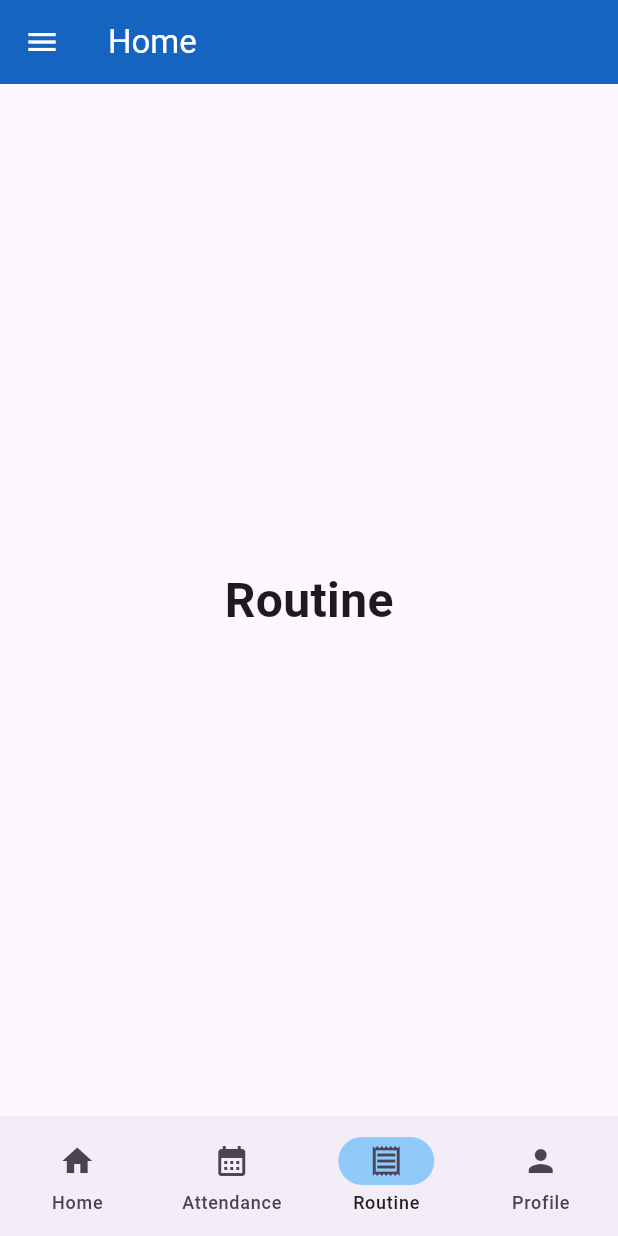
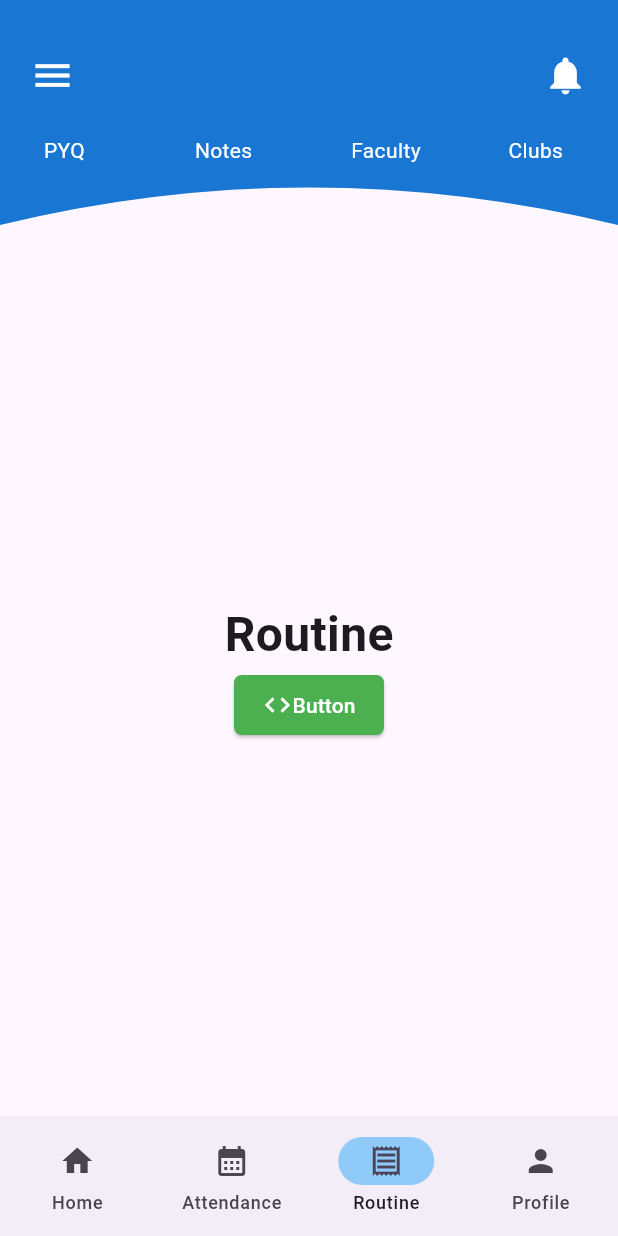
Before and after one commit to Deepak-Kumar-01/Student-App, a Flutter app: the Homepage screen opened directly, item 3 of the bottom bar chosen, on a phone screen of 412 x 824 dp. Run offline on Flutter 3.47's test engine with Material 3 defaults, Android fonts, the phone set to English and light mode, and no system bars; our stand-ins replace flutter_native_splash, shared_preferences; accounts and stored records are empty.

Commit message:
Added responsive UpcomingClasses and modified appbar

```diff
--- a/lib/screens/appbar/appbarmenu.dart
+++ b/lib/screens/appbar/appbarmenu.dart
@@ -14,8 +14,9 @@ class _AppBarMenuState extends State<AppBarMenu> {
   @override
   Widget build(BuildContext context) {
     return Container(
+      // height: 10,  //height is not working, use padding to adjust menu
       child: Padding(
-        padding: EdgeInsets.only(left: 0, bottom: 20, top: 10),
+        padding: EdgeInsets.only(left: 0, bottom: 35, top: 10),
         child: Column(
           mainAxisAlignment: MainAxisAlignment.spaceEvenly,
           children: [
@@ -30,7 +31,7 @@ class _AppBarMenuState extends State<AppBarMenu> {
                     icon: Icon(Icons.menu, color: Colors.white, size: 30,),
                     onPressed: () {
                       print("Drawer");
-                      Scaffold.of(context).openDrawer();
+                      // Scaffold.of(context).openDrawer();
                     },
                   ),
                 ),
--- a/lib/screens/custombutton/custom_button.dart
+++ b/lib/screens/custombutton/custom_button.dart
@@ -1,4 +1,13 @@
-// Same code as custom_button_2.dart
+//========How to use Custom_Button==========
+//          Custom_Button(
+//             btnName: "CODE-ZEN",
+//             btnSize: 100,
+//             btnBorderRadius: 5,
+//             btnIcon: Icon(Icons.code,color: Colors.white, size: 20,),
+//             btnFunction: () {
+//               print("CODE-ZEN clicked..");
+//             },
+//           ),
 
 import 'package:flutter/material.dart';
 
@@ -9,7 +18,8 @@ class Custom_Button extends StatelessWidget {
   final Color? btnBgColor;
   final Color? btnTextColor;
   final Icon? btnIcon;
-  final double btnSize;
+  final double btnWidth;
+  final double btnHeight;
   final double btnTextSize;
   final double btnBorderRadius;
   final Function()? btnFunction;
@@ -22,7 +32,8 @@ class Custom_Button extends StatelessWidget {
     this.btnIcon,
     this.btnBorderRadius=50,
     this.btnTextSize = 14,
-    this.btnSize = 100,
+    this.btnWidth = 100,
+    this.btnHeight = 14,
     this.btnFunction = defaultFunction,
   });
 
@@ -44,7 +55,7 @@ class Custom_Button extends StatelessWidget {
           shape: RoundedRectangleBorder(
               borderRadius: BorderRadius.circular(btnBorderRadius)
           ),
-          fixedSize: Size(btnSize, 10), // Set width and height of the button
+          fixedSize: Size(btnWidth, btnHeight), // Set width and height of the button
         ),
 
         child: btnIcon == null ?
--- a/lib/screens/homepage.dart
+++ b/lib/screens/homepage.dart
@@ -1,4 +1,6 @@
 import 'package:flutter/material.dart';
+import 'package:studentapp/screens/appbar/appbarmenu.dart';
+import 'package:studentapp/screens/appbar/custom_appbar_shape.dart';
 import 'package:studentapp/screens/profile.dart';
 import 'package:studentapp/screens/routine.dart';
 import 'attendance.dart';
@@ -13,18 +15,36 @@ class Homepage extends StatefulWidget {
 
 class _HomepageState extends State<Homepage> {
   int _currentIndex=0;
+
   @override
   Widget build(BuildContext context) {
     return Scaffold(
-      drawer: Drawer(
-        backgroundColor: Colors.blue[400],
+      appBar: AppBar(
+        toolbarHeight: 150,
+        // toolbarHeight: 120,
+        backgroundColor: Colors.transparent,
+        iconTheme: IconThemeData(color: Colors.white), // Change the color of the drawer icon here
+        shadowColor: Colors.transparent,
+        excludeHeaderSemantics: true,
+        elevation: 0.0,
+        forceMaterialTransparency: true,
+        centerTitle: true,
 
+        flexibleSpace: ClipPath(
+          clipper: CustomAppBarShape(),
+          child: Container(
+            height: 150,
+            width: MediaQuery.of(context).size.width,
+            color: Colors.blue[700],
+
+//================AppBar Menu===================
+            child: AppBarMenu(),
+          ),
+        ),
       ),
-      appBar: AppBar(
-        title: Text("Home",style: TextStyle(color: Colors.white),),
-        backgroundColor: Colors.blue[800],
-        iconTheme: const IconThemeData(color: Colors.white),
-      ),
+
+
+// ==================Footer======================
       bottomNavigationBar: NavigationBar(
         selectedIndex: _currentIndex,
         onDestinationSelected: (int index){
@@ -41,7 +61,10 @@ class _HomepageState extends State<Homepage> {
 
         ],
       ),
+
       body: [const Home(),const Attendance(),const Routine(),const Profile()][_currentIndex],
+      // body: CustomAppBar_Widget_1(),
+
     );
   }
 }
--- a/lib/screens/routine.dart
+++ b/lib/screens/routine.dart
@@ -1,15 +1,26 @@
 import 'package:flutter/material.dart';
+import 'package:studentapp/screens/custombutton/custom_button.dart';
 
 class Routine extends StatelessWidget {
   const Routine({super.key});
 
   @override
   Widget build(BuildContext context) {
-    return const Center(
+    return Center(
       child: Column(
         mainAxisAlignment: MainAxisAlignment.center,
         children: [
           Text("Routine",style: TextStyle(fontSize: 32,fontWeight: FontWeight.w700),),
+          Custom_Button(
+            btnName: "Button",
+            btnWidth: 100,
+            btnBorderRadius: 5,
+            btnIcon: Icon(Icons.code,color: Colors.white, size: 20,),
+            btnFunction: () {
+              print("Button clicked..");
+            },
+            btnBgColor: Colors.green,
+          ),
         ],
       ),
     );
```
Also changed, not shown: lib/screens/appbar/appbarmenu_1.dart (added, +81 -0 lines), lib/screens/home.dart (+7 -2 lines), lib/screens/home/upcomingclasses/upcomingclassesMediumDevice.dart (renamed from lib/screens/home/upcomingclasses/upcomingclasses.dart, +13 -106 lines), lib/screens/home/upcomingclasses/upcomingclassesSmallDevice.dart (added, +173 -0 lines), lib/screens/profile.dart (+42 -6 lines), lib/screens/responsiveScreens/controllers/Home/UpcomingClasses/upcommigClassesController.dart (added, +25 -0 lines), lib/main.dart (line endings or trailing spaces).
